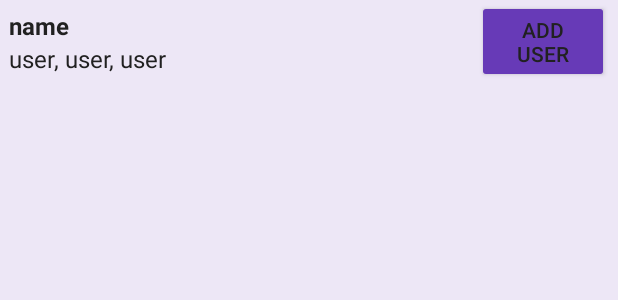
After one commit to floryt/android-app, an Android app: the layout computer_item.xml on its own in the app's theme, with its tools: preview values and no code run, on a phone screen of 412 x 824 dp. The commit adds this screen. Shown: the top 300 px of the screen. Run offline under Robolectric (Android 15) with nearby library versions, the phone set to English and light mode, and no system bars.

Commit message:
Added my computers layout. DOTO fix firebaser-ui compile

```diff
--- a/app/build.gradle
+++ b/app/build.gradle
@@ -35,6 +35,7 @@ dependencies {
     compile 'com.google.firebase:firebase-auth:10.2.1'
     compile 'com.google.android.gms:play-services-auth:10.2.1'
     compile 'com.google.firebase:firebase-database:10.2.1'
+    //compile 'com.firebaseui:firebase-ui:0.6.2'
     testCompile 'junit:junit:4.12'
 }
 
--- a/app/src/main/java/com/floryt/app/LoginActivity.java
+++ b/app/src/main/java/com/floryt/app/LoginActivity.java
@@ -23,6 +23,7 @@ import com.google.firebase.auth.FirebaseAuth;
 import com.google.firebase.auth.FirebaseUser;
 import com.google.firebase.auth.GoogleAuthProvider;
 
+// TODO use https://github.com/firebase/FirebaseUI-Android/tree/master/auth
 public class LoginActivity extends AppCompatActivity {
 
     private static final String TAG = "SignInActivity";
@@ -133,7 +134,6 @@ public class LoginActivity extends AppCompatActivity {
                         if (task.isSuccessful()) {
                             // Login Success
                             Log.w(TAG, "signInWithCredential:success");
-                            setStatusMessage("Authentication succeeded");
                         } else {
                             // Login Failed
                             Log.w(TAG, "signInWithCredential:", task.getException());
--- a/app/src/main/res/drawable/side_nav_bar.xml
+++ b/app/src/main/res/drawable/side_nav_bar.xml
@@ -3,7 +3,6 @@
     <gradient
         android:angle="270"
         android:startColor="@color/material_deep_purple_700"
-        android:centerColor="@color/material_deep_purple_500"
         android:endColor="@color/material_purple_50"
         android:type="linear" />
 </shape>
--- /dev/null
+++ b/app/src/main/res/layout/computer_item.xml
@@ -0,0 +1,51 @@
+<?xml version="1.0" encoding="utf-8"?>
+<android.support.constraint.ConstraintLayout xmlns:android="http://schemas.android.com/apk/res/android"
+    xmlns:app="http://schemas.android.com/apk/res-auto"
+    xmlns:tools="http://schemas.android.com/tools"
+    android:layout_width="match_parent"
+    android:layout_height="wrap_content"
+    android:orientation="vertical">
+
+    <Button
+        android:id="@+id/button"
+        android:layout_width="wrap_content"
+        android:layout_height="wrap_content"
+        android:layout_marginEnd="@dimen/default_margin"
+        android:layout_marginRight="207dp"
+        android:text="@string/add_user"
+        android:textColor="@color/material_gray_900"
+        android:textSize="14sp"
+        app:layout_constraintRight_toRightOf="parent"/>
+
+    <TextView
+        android:id="@+id/computer_name"
+        android:layout_width="0dp"
+        android:layout_height="wrap_content"
+        android:text="name"
+        android:textSize="16sp"
+        android:textStyle="bold"
+        app:layout_constraintRight_toLeftOf="@+id/button"
+        android:layout_marginRight="@dimen/default_margin"
+        android:layout_marginLeft="@dimen/default_margin"
+        app:layout_constraintLeft_toLeftOf="parent"
+        app:layout_constraintHorizontal_bias="0.0"
+        app:layout_constraintTop_toTopOf="parent"
+        android:layout_marginTop="@dimen/default_margin"/>
+
+    <TextView
+        android:id="@+id/computer_users"
+        android:layout_width="0dp"
+        android:layout_height="wrap_content"
+        android:text="user, user, user"
+        android:textSize="16sp"
+        app:layout_constraintBottom_toBottomOf="parent"
+        android:layout_marginBottom="@dimen/default_margin"
+        app:layout_constraintRight_toLeftOf="@+id/button"
+        android:layout_marginRight="@dimen/default_margin"
+        android:layout_marginLeft="@dimen/default_margin"
+        app:layout_constraintLeft_toLeftOf="parent"
+        app:layout_constraintHorizontal_bias="0.0"
+        android:layout_marginTop="0dp"
+        app:layout_constraintTop_toBottomOf="@+id/computer_name"/>
+
+</android.support.constraint.ConstraintLayout>
--- a/app/src/main/res/layout/nav_header_main.xml
+++ b/app/src/main/res/layout/nav_header_main.xml
@@ -17,7 +17,6 @@
         android:layout_width="72dp"
         android:layout_height="72dp"
         android:paddingTop="@dimen/nav_header_vertical_spacing"
-        android:src="@android:drawable/sym_def_app_icon"
         android:contentDescription="@string/user_icon"/>
 
     <TextView
--- a/app/src/main/res/menu/activity_main_drawer.xml
+++ b/app/src/main/res/menu/activity_main_drawer.xml
@@ -1,6 +1,6 @@
 <?xml version="1.0" encoding="utf-8"?>
 <menu xmlns:android="http://schemas.android.com/apk/res/android">
-
+    <!-- TODO take icons from https://material.io/icons/-->
     <item android:title="@string/computers">
         <menu>
             <item
--- a/app/src/main/res/values/dimens.xml
+++ b/app/src/main/res/values/dimens.xml
@@ -10,4 +10,6 @@
     <dimen name="auth_method_button_marginBottom">8dp</dimen>
     <dimen name="auth_method_button_drawablePadding">12dp</dimen>
     <dimen name="styled_button_width">250dp</dimen>
+
+    <dimen name="default_margin">6dp</dimen>
 </resources>
--- a/app/src/main/res/values/strings.xml
+++ b/app/src/main/res/values/strings.xml
@@ -17,12 +17,14 @@
     <string name="contact_us">Contact us</string>
     <string name="about">About</string>
     <string name="log_out">Log out</string>
-    <string name="logo">logo</string>
+    <string name="logo">Logo</string>
     <string name="button_email">Sign in with email</string>
     <string name="button_google">Sign in with Google</string>
     <string name="button_facebook">Sign in with Facebook</string>
     <string name="button_twitter">Sign in with Twitter</string>
     <string name="button_github">Sign in with GitHub</string>
     <string name="title_activity_login">Sign in</string>
-    <string name="user_icon">userIcon</string>
+    <string name="user_icon">user icon</string>
+    <string name="add_user">Add\nuser</string>
+    <string name="save">Save</string>
 </resources>
```
Also changed, not shown: app/src/main/java/com/floryt/app/MainActivity.java (+13 -11 lines), app/src/main/java/com/floryt/app/fragments/MyComputersFragment.java (added, +75 -0 lines), app/src/main/java/com/floryt/common/Computer.java (added, +45 -0 lines), app/src/main/res/layout/app_bar_main.xml (+0 -8 lines), app/src/main/res/layout/content_main.xml (+7 -2 lines), app/src/main/res/layout/my_computers_layout.xml (added, +42 -0 lines).
